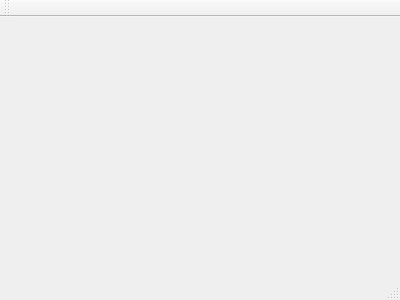
Before: the Qt Designer form mainwindow.ui in george-brony/QNotepad, drawn with Qt 5.
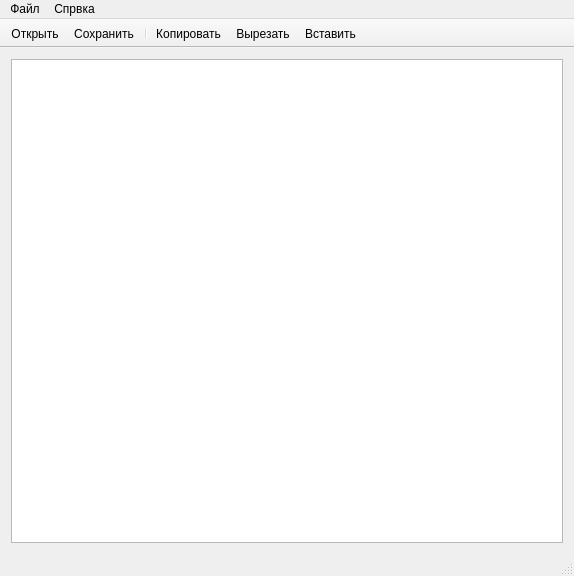
After: the same form once the commit is applied. Icons and pictures are not drawn.

Commit message: Создание формы

```diff
--- a/mainwindow.ui
+++ b/mainwindow.ui
@@ -1,24 +1,142 @@
 <ui version="4.0">
  <class>MainWindow</class>
- <widget class="QMainWindow" name="MainWindow" >
-  <property name="geometry" >
+ <widget class="QMainWindow" name="MainWindow">
+  <property name="geometry">
    <rect>
     <x>0</x>
     <y>0</y>
-    <width>400</width>
-    <height>300</height>
+    <width>574</width>
+    <height>576</height>
    </rect>
   </property>
   <property name="windowTitle" >
    <string>MainWindow</string>
   </property>
-  <widget class="QMenuBar" name="menuBar" />
-  <widget class="QToolBar" name="mainToolBar" />
-  <widget class="QWidget" name="centralWidget" />
-  <widget class="QStatusBar" name="statusBar" />
+  <widget class="QWidget" name="centralWidget">
+   <layout class="QVBoxLayout" name="verticalLayout">
+    <item>
+     <widget class="QPlainTextEdit" name="textEditor"/>
+    </item>
+   </layout>
+  </widget>
+  <widget class="QMenuBar" name="menuBar">
+   <property name="geometry">
+    <rect>
+     <x>0</x>
+     <y>0</y>
+     <width>574</width>
+     <height>22</height>
+    </rect>
+   </property>
+   <widget class="QMenu" name="menu">
+    <property name="title">
+     <string>Файл</string>
+    </property>
+    <addaction name="actionOpen"/>
+    <addaction name="actionSave"/>
+    <addaction name="actionSaveAs"/>
+    <addaction name="separator"/>
+    <addaction name="actionExit"/>
+   </widget>
+   <widget class="QMenu" name="menu_2">
+    <property name="title">
+     <string>Спрвка</string>
+    </property>
+    <addaction name="actionAbout"/>
+   </widget>
+   <addaction name="menu"/>
+   <addaction name="menu_2"/>
+  </widget>
+  <widget class="QToolBar" name="mainToolBar">
+   <property name="movable">
+    <bool>false</bool>
+   </property>
+   <attribute name="toolBarArea">
+    <enum>TopToolBarArea</enum>
+   </attribute>
+   <attribute name="toolBarBreak">
+    <bool>false</bool>
+   </attribute>
+   <addaction name="actionOpen"/>
+   <addaction name="actionSave"/>
+   <addaction name="separator"/>
+   <addaction name="actionCopy"/>
+   <addaction name="actionCut"/>
+   <addaction name="actionPaste"/>
+  </widget>
+  <widget class="QStatusBar" name="statusBar"/>
+  <action name="actionOpen">
+   <property name="icon">
+    <iconset resource="res.qrc">
+     <normaloff>:/icon/icon/file-document.png</normaloff>:/icon/icon/file-document.png</iconset>
+   </property>
+   <property name="text">
+    <string>Открыть</string>
+   </property>
+  </action>
+  <action name="actionSave">
+   <property name="icon">
+    <iconset resource="res.qrc">
+     <normaloff>:/icon/icon/content-save.png</normaloff>:/icon/icon/content-save.png</iconset>
+   </property>
+   <property name="text">
+    <string>Сохранить</string>
+   </property>
+  </action>
+  <action name="actionSaveAs">
+   <property name="icon">
+    <iconset resource="res.qrc">
+     <normaloff>:/icon/icon/content-save-settings.png</normaloff>:/icon/icon/content-save-settings.png</iconset>
+   </property>
+   <property name="text">
+    <string>Сохранить как</string>
+   </property>
+  </action>
+  <action name="actionExit">
+   <property name="icon">
+    <iconset resource="res.qrc">
+     <normaloff>:/icon/icon/exit-to-app.png</normaloff>:/icon/icon/exit-to-app.png</iconset>
+   </property>
+   <property name="text">
+    <string>Выход</string>
+   </property>
+  </action>
+  <action name="actionCopy">
+   <property name="icon">
+    <iconset resource="res.qrc">
+     <normaloff>:/icon/icon/content-copy.png</normaloff>:/icon/icon/content-copy.png</iconset>
+   </property>
+   <property name="text">
+    <string>Копировать</string>
+   </property>
+  </action>
+  <action name="actionCut">
+   <property name="icon">
+    <iconset resource="res.qrc">
+     <normaloff>:/icon/icon/content-cut.png</normaloff>:/icon/icon/content-cut.png</iconset>
+   </property>
+   <property name="text">
+    <string>Вырезать</string>
+   </property>
+  </action>
+  <action name="actionPaste">
+   <property name="icon">
+    <iconset resource="res.qrc">
+     <normaloff>:/icon/icon/content-paste.png</normaloff>:/icon/icon/content-paste.png</iconset>
+   </property>
+   <property name="text">
+    <string>Вставить</string>
+   </property>
+  </action>
+  <action name="actionAbout">
+   <property name="text">
+    <string>О программе</string>
+   </property>
+  </action>
  </widget>
- <layoutDefault spacing="6" margin="11" />
- <pixmapfunction></pixmapfunction>
- <resources/>
+ <layoutdefault spacing="6" margin="11"/>
+ <resources>
+  <include location="res.qrc"/>
+ </resources>
  <connections/>
 </ui>
```
Left out of the diff: 5 changed lines with no effect on the pictures. The commit also changes 3 other files.
